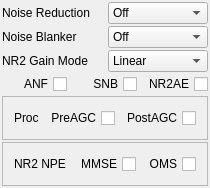
Before: the Qt Designer form src/UI/noisefilterwidget.ui in zl2brg/cudaSDR, drawn with Qt 5.
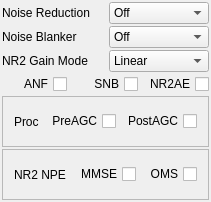
After: the same form once the commit is applied.

Commit message: feat: runtime frequency range, noise filter in popup tab, resizable popup with expanding buttons

```diff
--- a/src/UI/noisefilterwidget.ui
+++ b/src/UI/noisefilterwidget.ui
@@ -11,7 +11,7 @@
    </rect>
   </property>
   <property name="sizePolicy">
-   <sizepolicy hsizetype="Minimum" vsizetype="Minimum">
+   <sizepolicy hsizetype="Expanding" vsizetype="Expanding">
     <horstretch>0</horstretch>
     <verstretch>0</verstretch>
    </sizepolicy>
@@ -24,7 +24,7 @@
     <number>2</number>
    </property>
    <property name="sizeConstraint">
-    <enum>QLayout::SetFixedSize</enum>
+    <enum>QLayout::SetDefaultConstraint</enum>
    </property>
    <property name="leftMargin">
     <number>2</number>
```
The commit also changes 12 other files.
